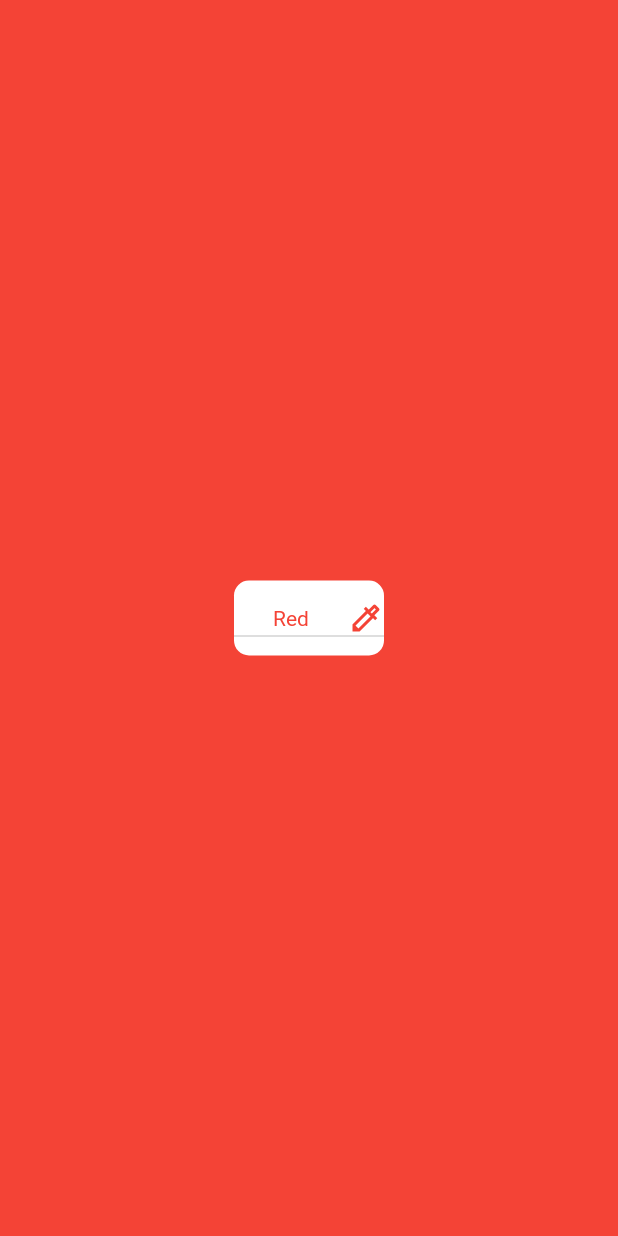
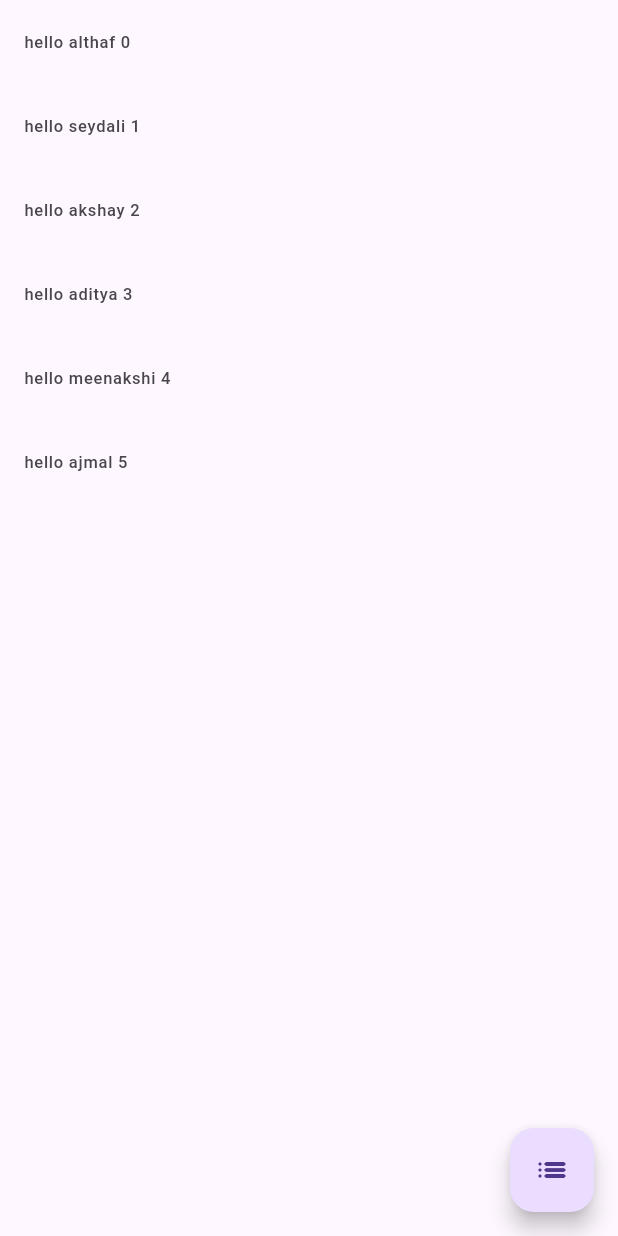
Before and after one commit to mhdalthaf38/softloom_projects, a Flutter app: the screen it shows after launch, on a phone screen of 412 x 824 dp. Run offline on Flutter 3.47's test engine with Material 3 defaults, Android fonts, the phone set to English and light mode, and no system bars; our stand-ins replace carousel_slider, circular_profile_avatar, file_picker, fluttertoast, open_file; missing offline and left inert: dart:ffi; accounts and stored records are empty.

Commit message:
animationCode

```diff
--- /dev/null
+++ b/lib/animation/SlideList.dart
@@ -0,0 +1,61 @@
+import 'package:flutter/material.dart';
+
+class Slidelist extends StatefulWidget {
+  const Slidelist({super.key});
+
+  @override
+  State<Slidelist> createState() => _SlidelistState();
+}
+
+class _SlidelistState extends State<Slidelist>
+    with SingleTickerProviderStateMixin {
+  late AnimationController controller;
+  late List<Animation<Offset>> slidin;
+  bool is_animated = true;
+  List names = ['althaf', 'seydali', 'akshay', 'aditya', 'meenakshi', 'ajmal'];
+  @override
+  void initState() {
+    // TODO: implement initState
+    super.initState();
+    controller =
+        AnimationController(vsync: this, duration: const Duration(seconds: 3));
+    slidin = List.generate(names.length, (index) {
+      final Startinterval = index * 0.1;
+      final endInterval = Startinterval + 0.4;
+      return Tween(begin: const Offset(-1, 0), end: Offset.zero).animate(
+          CurvedAnimation(
+              parent: controller,
+              curve: Interval(Startinterval, endInterval,
+                  curve: Curves.easeInOut)));
+    });
+    controller.forward();
+  }
+
+  @override
+  Widget build(BuildContext context) {
+    return Scaffold(
+      body: ListView.builder(
+          itemCount: names.length,
+          itemBuilder: (context, index) {
+            return SlideTransition(
+              position: slidin[index],
+              child: ListTile(
+                leading: Text("hello ${names[index]} $index"),
+              ),
+            );
+          }),
+      floatingActionButton: FloatingActionButton(
+          child: const Icon(Icons.list_rounded),
+          onPressed: () {
+            setState(() {
+              is_animated = !is_animated;
+            });
+            if (is_animated == false) {
+              controller.reverse();
+            } else {
+              controller.forward();
+            }
+          }),
+    );
+  }
+}
--- a/lib/main.dart
+++ b/lib/main.dart
@@ -1,5 +1,12 @@
+import 'package:dummy_app/animation/SlideList.dart';
+
+import 'package:dummy_app/animation/loginpage.dart';
+import 'package:dummy_app/animation/pallet.dart';
+
+import 'package:dummy_app/animation/sampleContainerAni.dart';
 import 'package:dummy_app/bottomnavbar.dart';
 import 'package:dummy_app/carousel.dart';
+import 'package:dummy_app/animation/cartbutton.dart';
 import 'package:dummy_app/datepicker.dart';
 import 'package:dummy_app/drawe.dart';
 import 'package:dummy_app/drawer2.dart';
@@ -36,7 +43,7 @@ class _MyAppState extends State<MyApp> {
   Widget build(BuildContext context) {
     return MaterialApp(
       debugShowCheckedModeBanner: false,
-      home: Dropdownmenu(),
+      home: Slidelist(),
     );
   }
 }
```
Also changed, not shown: lib/animation/cartbutton.dart (added, +64 -0 lines), lib/animation/loginpage.dart (added, +72 -0 lines), lib/animation/pallet.dart (added, +55 -0 lines), lib/animation/sampleContainerAni.dart (added, +39 -0 lines), assets/images/photo.webp (added).
